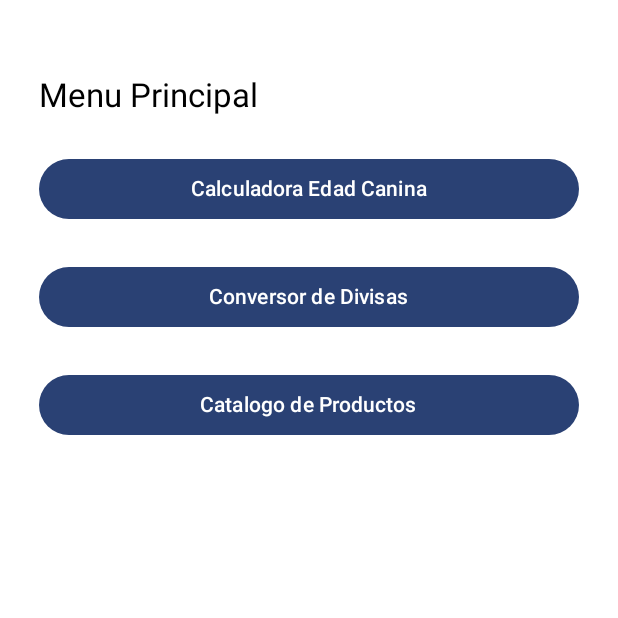
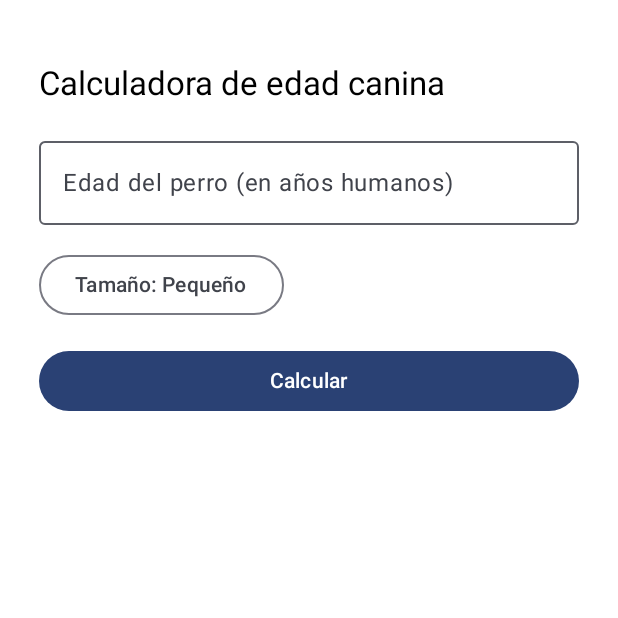
Before and after one commit to KheylaCG13/PC1, an Android app built with Jetpack Compose: the composable NavigationMenu shown on its own in the app's theme, after a tap on "Calculadora Edad Canina", on a phone screen of 412 x 824 dp, the top half of it. Run offline under Robolectric (Android 15) with nearby library versions, the phone set to English and light mode, and no system bars.

Commit message:
terminado 11:11

```diff
--- a/app/src/main/java/esan/condor/pc01/MainActivity.kt
+++ b/app/src/main/java/esan/condor/pc01/MainActivity.kt
@@ -15,6 +15,7 @@ import esan.condor.pc01.Presentation.auth.CalculadoraEdadCaninaScreen
 import esan.condor.pc01.Presentation.auth.CatalogoProdScreen
 import esan.condor.pc01.Presentation.auth.ConversorDivScreen
 import esan.condor.pc01.Presentation.auth.MenuPrincipalScreen
+import esan.condor.pc01.Presentation.navigation.NavigationMenu
 import esan.condor.pc01.ui.theme.PC1Theme
 
 class MainActivity : ComponentActivity() {
@@ -23,7 +24,7 @@ class MainActivity : ComponentActivity() {
         enableEdgeToEdge()
         setContent {
             PC1Theme {
-                CatalogoProdScreen()
+                NavigationMenu()
             }
         }
     }
--- a/app/src/main/java/esan/condor/pc01/Presentation/auth/CalculadoraEdadCaninaScreen.kt
+++ b/app/src/main/java/esan/condor/pc01/Presentation/auth/CalculadoraEdadCaninaScreen.kt
@@ -24,9 +24,10 @@ import androidx.compose.runtime.setValue
 import androidx.compose.ui.Modifier
 import androidx.compose.ui.text.input.KeyboardType
 import androidx.compose.ui.unit.dp
+import androidx.navigation.NavController
 
 @Composable
-fun CalculadoraEdadCaninaScreen() {
+fun CalculadoraEdadCaninaScreen(navController: NavController) {
     var edadText by remember { mutableStateOf("") }
     var tamanoText by remember { mutableStateOf("Pequeño") }
     var expanded by remember { mutableStateOf(false) }
--- a/app/src/main/java/esan/condor/pc01/Presentation/auth/CatalogoProdScreen.kt
+++ b/app/src/main/java/esan/condor/pc01/Presentation/auth/CatalogoProdScreen.kt
@@ -11,6 +11,7 @@ import androidx.compose.ui.unit.dp
 import androidx.compose.ui.Alignment
 import androidx.compose.ui.text.font.FontWeight
 import androidx.compose.ui.text.style.TextAlign
+import androidx.navigation.NavController
 import coil.compose.rememberAsyncImagePainter
 
 data class Producto(
@@ -21,7 +22,7 @@ data class Producto(
 )
 
 @Composable
-fun CatalogoProdScreen() {
+fun CatalogoProdScreen(navController: NavController) {
     val productos = listOf(
         Producto(
             nombre = "Laptop Dell XPS 13",
--- a/app/src/main/java/esan/condor/pc01/Presentation/auth/ConversorDivScreen.kt
+++ b/app/src/main/java/esan/condor/pc01/Presentation/auth/ConversorDivScreen.kt
@@ -28,9 +28,10 @@ import androidx.compose.ui.Alignment
 import androidx.compose.ui.Modifier
 import androidx.compose.ui.text.input.KeyboardType
 import androidx.compose.ui.unit.dp
+import androidx.navigation.NavController
 
 @Composable
-fun ConversorDivScreen() {
+fun ConversorDivScreen(navController: NavController) {
     var montoText by remember { mutableStateOf("") }
     var tipoConversion by remember { mutableStateOf("USD a PEN") }
     var resultado by remember { mutableStateOf("") }
--- a/app/src/main/java/esan/condor/pc01/Presentation/auth/MenuPrincipalScreen.kt
+++ b/app/src/main/java/esan/condor/pc01/Presentation/auth/MenuPrincipalScreen.kt
@@ -16,40 +16,36 @@ import androidx.compose.ui.unit.dp
 import androidx.navigation.NavController
 
 @Composable
-fun MenuPrincipalScreen() {
+fun MenuPrincipalScreen(navController: NavController) {
     Column(
         modifier = Modifier
             .fillMaxSize()
             .padding(26.dp),
         verticalArrangement = Arrangement.spacedBy(24.dp)
     ) {
-        Spacer(modifier = Modifier.width(16.dp))
         Text("Menu Principal", style = MaterialTheme.typography.titleLarge)
 
-        //boton para acceder a la pantalla de calculadora de edad canina
         Button(
             onClick = {
-                //navController.navigate("")
+                navController.navigate("calculadoraEdad")
             },
             modifier = Modifier.fillMaxWidth()
         ) {
             Text("Calculadora Edad Canina")
         }
 
-        //boton para acceder a la pantalla de conversor de divisas
         Button(
             onClick = {
-                //navController.navigate("home")
+                navController.navigate("conversor")
             },
             modifier = Modifier.fillMaxWidth()
         ) {
             Text("Conversor de Divisas")
         }
 
-        //boton para acceder a la pantalla de catalogo de productos
         Button(
             onClick = {
-                //navController.navigate("home")
+                navController.navigate("catalogo")
             },
             modifier = Modifier.fillMaxWidth()
         ) {
--- a/app/src/main/java/esan/condor/pc01/Presentation/navigation/NavigationMenu.kt
+++ b/app/src/main/java/esan/condor/pc01/Presentation/navigation/NavigationMenu.kt
@@ -7,24 +7,21 @@ import androidx.navigation.compose.rememberNavController
 import esan.condor.pc01.Presentation.auth.*
 
 @Composable
-fun NavigationMenu(){
+fun NavigationMenu() {
     val navController = rememberNavController()
 
-    NavHost(navController = navController, startDestination = "menu"){
-        composable("menu"){
-            MenuPrincipalScreen()
+    NavHost(navController = navController, startDestination = "menu") {
+        composable("menu") {
+            MenuPrincipalScreen(navController)
         }
-        composable("calculadoraEdad"){
-            TODO()
+        composable("calculadoraEdad") {
+            CalculadoraEdadCaninaScreen(navController)
         }
-
-        //Navigation
-        composable("conversor"){
-            TODO()
+        composable("conversor") {
+            ConversorDivScreen(navController)
         }
-
-        composable("catalogo"){
-            TODO()
+        composable("catalogo") {
+            CatalogoProdScreen(navController)
         }
     }
 }
```
